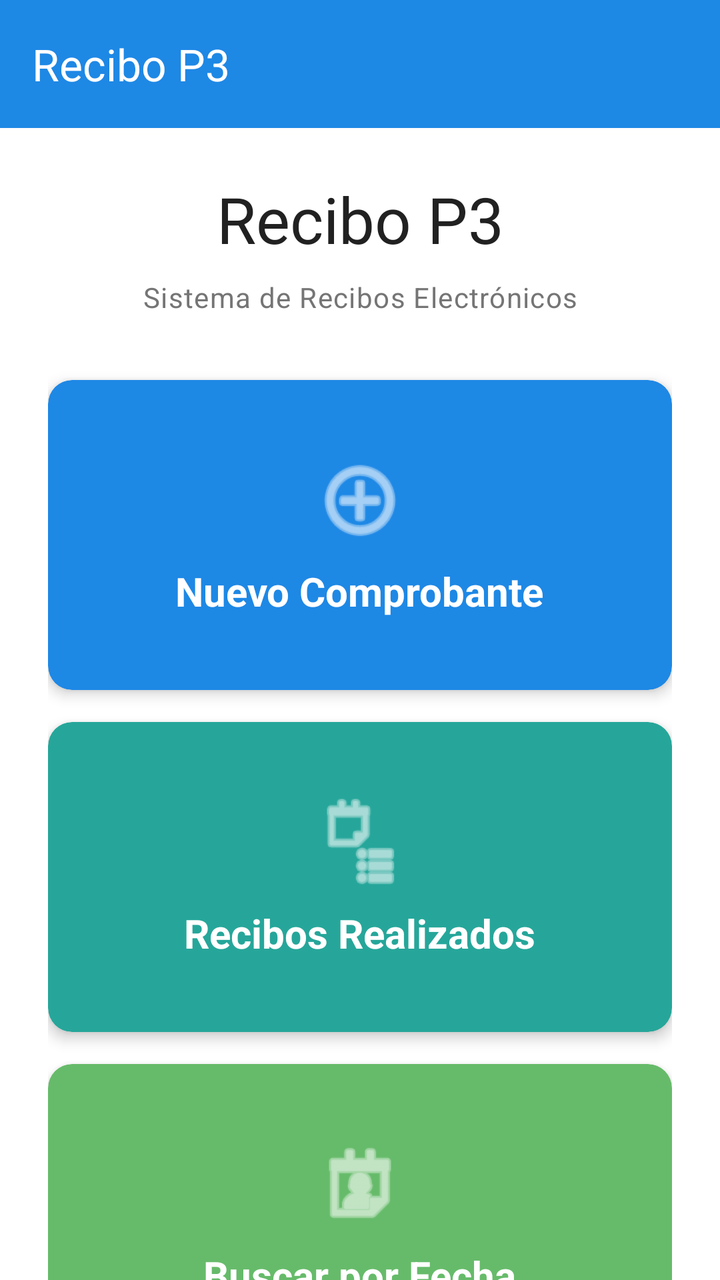
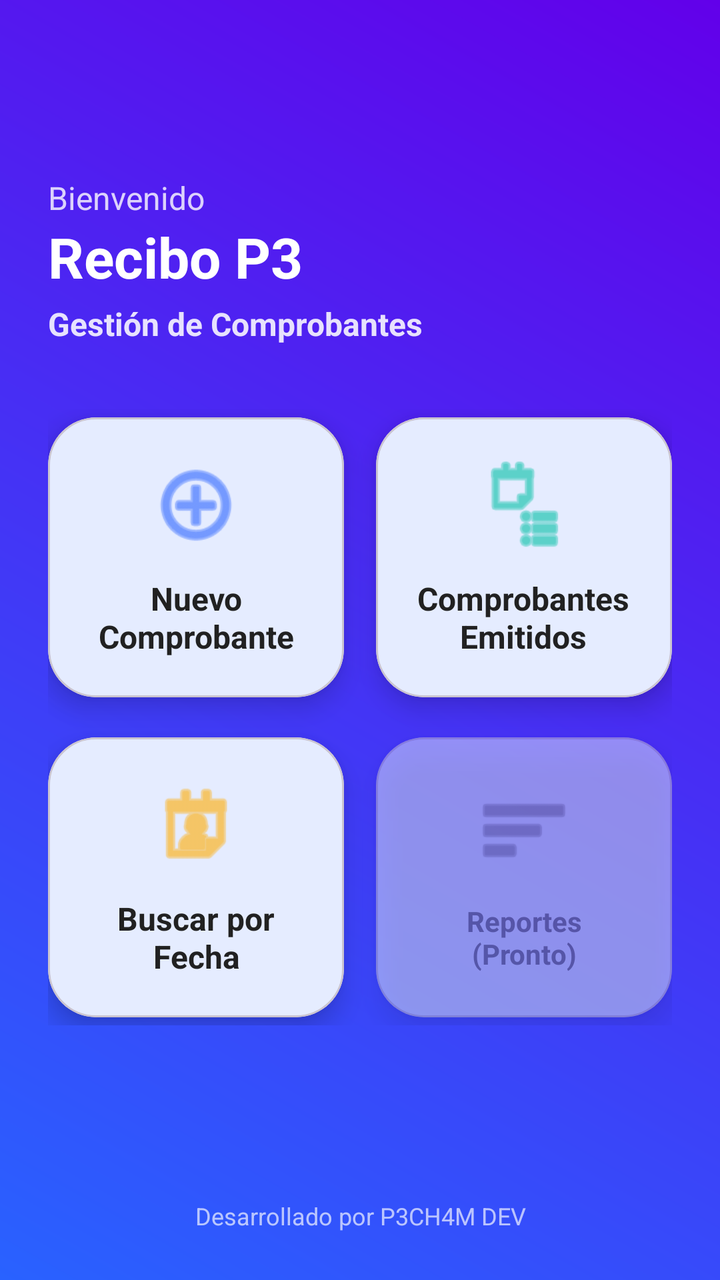

An Android layout rendered at two revisions. The XML below is the earlier revision; the diff shows what the commit changed to produce the second picture.
<!-- AndroidManifest.xml: application theme Theme.ReciboP3 -->
<!-- res/layout/activity_main.xml -->
<?xml version="1.0" encoding="utf-8"?>
<androidx.coordinatorlayout.widget.CoordinatorLayout
    xmlns:android="http://schemas.android.com/apk/res/android"
    xmlns:app="http://schemas.android.com/apk/res-auto"
    android:layout_width="match_parent"
    android:layout_height="match_parent"
    android:background="?attr/colorSurface">

    <com.google.android.material.appbar.AppBarLayout
        android:layout_width="match_parent"
        android:layout_height="wrap_content"
        style="@style/Widget.ReciboP3.AppBar">

        <com.google.android.material.appbar.MaterialToolbar
            android:id="@+id/toolbar"
            android:layout_width="match_parent"
            android:layout_height="?attr/actionBarSize"
            style="@style/Widget.ReciboP3.Toolbar"
            app:title="@string/app_name" />
    </com.google.android.material.appbar.AppBarLayout>

    <androidx.core.widget.NestedScrollView
        android:layout_width="match_parent"
        android:layout_height="match_parent"
        app:layout_behavior="@string/appbar_scrolling_view_behavior">

        <LinearLayout
            android:layout_width="match_parent"
            android:layout_height="wrap_content"
            android:orientation="vertical"
            android:padding="24dp">

            
            <TextView
                android:id="@+id/tvEmpresaNombre"
                android:layout_width="match_parent"
                android:layout_height="wrap_content"
                android:text="@string/app_name"
                android:textAppearance="@style/TextAppearance.ReciboP3.Headline1"
                android:textAlignment="center"
                android:layout_marginBottom="8dp" />

            <TextView
                android:layout_width="match_parent"
                android:layout_height="wrap_content"
                android:text="Sistema de Recibos Electrónicos"
                android:textAppearance="@style/TextAppearance.ReciboP3.Caption"
                android:textAlignment="center"
                android:layout_marginBottom="32dp" />

            
            <com.google.android.material.card.MaterialCardView
                android:id="@+id/cardNuevoRecibo"
                android:layout_width="match_parent"
                android:layout_height="wrap_content"
                style="@style/Widget.ReciboP3.Card"
                android:layout_marginBottom="16dp"
                android:clickable="true"
                android:focusable="true"
                app:cardBackgroundColor="@color/primary">

                <LinearLayout
                    android:layout_width="match_parent"
                    android:layout_height="wrap_content"
                    android:orientation="vertical"
                    android:padding="20dp"
                    android:gravity="center">

                    <ImageView
                        android:layout_width="48dp"
                        android:layout_height="48dp"
                        android:src="@android:drawable/ic_menu_add"
                        app:tint="@color/white"
                        android:layout_marginBottom="8dp" />

                    <TextView
                        android:layout_width="wrap_content"
                        android:layout_height="wrap_content"
                        android:text="@string/menu_nuevo_recibo"
                        android:textSize="20sp"
                        android:textColor="@color/white"
                        android:textStyle="bold" />
                </LinearLayout>
            </com.google.android.material.card.MaterialCardView>

            <com.google.android.material.card.MaterialCardView
                android:id="@+id/cardRecibosRealizados"
                android:layout_width="match_parent"
                android:layout_height="wrap_content"
                style="@style/Widget.ReciboP3.Card"
                android:layout_marginBottom="16dp"
                android:clickable="true"
                android:focusable="true"
                app:cardBackgroundColor="@color/secondary">

                <LinearLayout
                    android:layout_width="match_parent"
                    android:layout_height="wrap_content"
                    android:orientation="vertical"
                    android:padding="20dp"
                    android:gravity="center">

                    <ImageView
                        android:layout_width="48dp"
                        android:layout_height="48dp"
                        android:src="@android:drawable/ic_menu_agenda"
                        app:tint="@color/white"
                        android:layout_marginBottom="8dp" />

                    <TextView
                        android:layout_width="wrap_content"
                        android:layout_height="wrap_content"
                        android:text="@string/menu_recibos_realizados"
                        android:textSize="20sp"
                        android:textColor="@color/white"
                        android:textStyle="bold" />
                </LinearLayout>
            </com.google.android.material.card.MaterialCardView>

            <com.google.android.material.card.MaterialCardView
                android:id="@+id/cardBuscarFecha"
                android:layout_width="match_parent"
                android:layout_height="wrap_content"
                style="@style/Widget.ReciboP3.Card"
                android:layout_marginBottom="16dp"
                android:clickable="true"
                android:focusable="true"
                app:cardBackgroundColor="@color/accent">

                <LinearLayout
                    android:layout_width="match_parent"
                    android:layout_height="wrap_content"
                    android:orientation="vertical"
                    android:padding="20dp"
                    android:gravity="center">

                    <ImageView
                        android:layout_width="48dp"
                        android:layout_height="48dp"
                        android:src="@android:drawable/ic_menu_my_calendar"
                        app:tint="@color/white"
                        android:layout_marginBottom="8dp" />

                    <TextView
                        android:layout_width="wrap_content"
                        android:layout_height="wrap_content"
                        android:text="@string/menu_buscar_fecha"
                        android:textSize="20sp"
                        android:textColor="@color/white"
                        android:textStyle="bold" />
                </LinearLayout>
            </com.google.android.material.card.MaterialCardView>

            <com.google.android.material.card.MaterialCardView
                android:id="@+id/cardAjustes"
                android:layout_width="match_parent"
                android:layout_height="wrap_content"
                style="@style/Widget.ReciboP3.Card"
                android:clickable="true"
                android:focusable="true">

                <LinearLayout
                    android:layout_width="match_parent"
                    android:layout_height="wrap_content"
                    android:orientation="vertical"
                    android:padding="20dp"
                    android:gravity="center">

                    <ImageView
                        android:layout_width="48dp"
                        android:layout_height="48dp"
                        android:src="@android:drawable/ic_menu_manage"
                        app:tint="@color/primary"
                        android:layout_marginBottom="8dp" />

                    <TextView
                        android:layout_width="wrap_content"
                        android:layout_height="wrap_content"
                        android:text="@string/menu_ajustes"
                        android:textSize="20sp"
                        android:textColor="@color/text_primary"
                        android:textStyle="bold" />
                </LinearLayout>
            </com.google.android.material.card.MaterialCardView>

            
            <TextView
                android:layout_width="match_parent"
                android:layout_height="wrap_content"
                android:text="Desarrollado por P3CH4M DEV"
                android:textSize="10sp"
                android:textColor="@color/text_secondary"
                android:gravity="center"
                android:layout_marginTop="24dp"
                android:layout_marginBottom="16dp"
                android:alpha="0.7" />

        </LinearLayout>
    </androidx.core.widget.NestedScrollView>

</androidx.coordinatorlayout.widget.CoordinatorLayout>
<!-- resources referenced by this layout -->
<resources>
  <color name="accent">#66BB6A</color>
  <color name="primary">#1E88E5</color>
  <color name="secondary">#26A69A</color>
  <color name="text_primary">#212121</color>
  <color name="text_secondary">#757575</color>
  <color name="white">#FFFFFF</color>
  <string name="app_name">Recibo P3</string>
  <string name="menu_ajustes">Ajustes de Empresa</string>
  <string name="menu_buscar_fecha">Buscar por Fecha</string>
  <string name="menu_nuevo_recibo">Nuevo Comprobante</string>
  <string name="menu_recibos_realizados">Recibos Realizados</string>
  <style name="TextAppearance.ReciboP3.Caption" parent="TextAppearance.Material3.BodySmall">
          <item name="android:textSize">14sp</item>
          <item name="android:textColor">@color/text_secondary</item>
      </style>
  <style name="TextAppearance.ReciboP3.Headline1" parent="TextAppearance.Material3.HeadlineLarge">
          <item name="android:textSize">32sp</item>
          <item name="android:textColor">@color/text_primary</item>
          <item name="android:fontFamily">sans-serif-medium</item>
      </style>
  <style name="Widget.ReciboP3.AppBar" parent="Widget.Material3.AppBarLayout">
          <item name="android:background">@color/primary</item>
          <item name="android:elevation">4dp</item>
      </style>
  <style name="Widget.ReciboP3.Card" parent="Widget.Material3.CardView.Elevated">
          <item name="cardCornerRadius">12dp</item>
          <item name="cardElevation">4dp</item>
          <item name="contentPadding">16dp</item>
      </style>
  <style name="Widget.ReciboP3.Toolbar" parent="Widget.Material3.Toolbar">
          <item name="titleTextColor">@color/white</item>
          <item name="android:background">@color/primary</item>
      </style>
  <style name="Theme.ReciboP3" parent="Theme.Material3.DayNight.NoActionBar">
          
          <item name="colorPrimary">@color/primary</item>
          <item name="colorPrimaryVariant">@color/primary_dark</item>
          <item name="colorOnPrimary">@color/on_primary</item>
          
          
          <item name="colorSecondary">@color/secondary</item>
          <item name="colorSecondaryVariant">@color/secondary_dark</item>
          <item name="colorOnSecondary">@color/on_secondary</item>
          
          
          <item name="android:colorBackground">@color/background</item>
          <item name="colorSurface">@color/surface</item>
          <item name="colorOnBackground">@color/on_background</item>
          <item name="colorOnSurface">@color/on_surface</item>
          
          
          <item name="colorError">@color/error</item>
          
          
          <item name="android:statusBarColor">@color/primary</item>
          <item name="android:windowLightStatusBar">false</item>
      </style>
  <color name="primary_dark">#1565C0</color>
  <color name="on_primary">#FFFFFF</color>
  <color name="secondary_dark">#00897B</color>
  <color name="on_secondary">#FFFFFF</color>
  <color name="background">#FFFFFF</color>
  <color name="surface">#FFFFFF</color>
  <color name="on_background">#212121</color>
  <color name="on_surface">#212121</color>
  <color name="error">#F44336</color>
</resources>

<!-- the commit's change to res/layout/activity_main.xml (unified diff, before → after) -->
@@ -2,200 +2,251 @@
 <androidx.coordinatorlayout.widget.CoordinatorLayout
     xmlns:android="http://schemas.android.com/apk/res/android"
     xmlns:app="http://schemas.android.com/apk/res-auto"
+    xmlns:tools="http://schemas.android.com/tools"
     android:layout_width="match_parent"
     android:layout_height="match_parent"
-    android:background="?attr/colorSurface">
+    android:background="@drawable/gradient_background">
 
     <com.google.android.material.appbar.AppBarLayout
         android:layout_width="match_parent"
         android:layout_height="wrap_content"
-        style="@style/Widget.ReciboP3.AppBar">
+        android:background="@android:color/transparent"
+        app:elevation="0dp">
 
         <com.google.android.material.appbar.MaterialToolbar
             android:id="@+id/toolbar"
             android:layout_width="match_parent"
             android:layout_height="?attr/actionBarSize"
-            style="@style/Widget.ReciboP3.Toolbar"
-            app:title="@string/app_name" />
+            app:title=""
+            app:navigationIcon="@null"
+            android:background="@android:color/transparent" />
     </com.google.android.material.appbar.AppBarLayout>
 
     <androidx.core.widget.NestedScrollView
         android:layout_width="match_parent"
         android:layout_height="match_parent"
-        app:layout_behavior="@string/appbar_scrolling_view_behavior">
-
-        <LinearLayout
+        app:layout_behavior="@string/appbar_scrolling_view_behavior"
+        android:fillViewport="true">
+
+        <androidx.constraintlayout.widget.ConstraintLayout
             android:layout_width="match_parent"
             android:layout_height="wrap_content"
-            android:orientation="vertical"
             android:padding="24dp">
 
             
             <TextView
+                android:id="@+id/tvWelcome"
+                android:layout_width="match_parent"
+                android:layout_height="wrap_content"
+                android:text="Bienvenido"
+                android:textSize="16sp"
+                android:textColor="#CCFFFFFF"
+                app:layout_constraintTop_toTopOf="parent" />
+
+            <TextView
                 android:id="@+id/tvEmpresaNombre"
                 android:layout_width="match_parent"
                 android:layout_height="wrap_content"
                 android:text="@string/app_name"
-                android:textAppearance="@style/TextAppearance.ReciboP3.Headline1"
-                android:textAlignment="center"
-                android:layout_marginBottom="8dp" />
-
-            <TextView
-                android:layout_width="match_parent"
-                android:layout_height="wrap_content"
-                android:text="Sistema de Recibos Electrónicos"
-                android:textAppearance="@style/TextAppearance.ReciboP3.Caption"
-                android:textAlignment="center"
+                android:textSize="28sp"
+                android:textStyle="bold"
+                android:textColor="@color/white"
+                app:layout_constraintTop_toBottomOf="@id/tvWelcome"
                 android:layout_marginBottom="32dp" />
 
+            <TextView
+                android:id="@+id/tvSubtitle"
+                android:layout_width="match_parent"
+                android:layout_height="wrap_content"
+                android:text="Gestión de Comprobantes"
+                android:textSize="16sp"
+                android:textStyle="bold"
+                android:textColor="#DDFFFFFF"
+                android:layout_marginTop="4dp"
+                app:layout_constraintTop_toBottomOf="@id/tvEmpresaNombre" />
+
             
-            <com.google.android.material.card.MaterialCardView
-                android:id="@+id/cardNuevoRecibo"
-                android:layout_width="match_parent"
-                android:layout_height="wrap_content"
-                style="@style/Widget.ReciboP3.Card"
-                android:layout_marginBottom="16dp"
-                android:clickable="true"
-                android:focusable="true"
-                app:cardBackgroundColor="@color/primary">
-
-                <LinearLayout
-                    android:layout_width="match_parent"
-                    android:layout_height="wrap_content"
-                    android:orientation="vertical"
-                    android:padding="20dp"
-                    android:gravity="center">
-
-                    <ImageView
-                        android:layout_width="48dp"
-                        android:layout_height="48dp"
-                        android:src="@android:drawable/ic_menu_add"
-                        app:tint="@color/white"
-                        android:layout_marginBottom="8dp" />
-
-                    <TextView
-                        android:layout_width="wrap_content"
-                        android:layout_height="wrap_content"
-                        android:text="@string/menu_nuevo_recibo"
-                        android:textSize="20sp"
-                        android:textColor="@color/white"
-                        android:textStyle="bold" />
-                </LinearLayout>
-            </com.google.android.material.card.MaterialCardView>
-
-            <com.google.android.material.card.MaterialCardView
-                android:id="@+id/cardRecibosRealizados"
-                android:layout_width="match_parent"
-                android:layout_height="wrap_content"
-                style="@style/Widget.ReciboP3.Card"
-                android:layout_marginBottom="16dp"
-                android:clickable="true"
-                android:focusable="true"
-                app:cardBackgroundColor="@color/secondary">
-
-                <LinearLayout
-                    android:layout_width="match_parent"
-                    android:layout_height="wrap_content"
-                    android:orientation="vertical"
-                    android:padding="20dp"
-                    android:gravity="center">
-
-                    <ImageView
-                        android:layout_width="48dp"
-                        android:layout_height="48dp"
-                        android:src="@android:drawable/ic_menu_agenda"
-                        app:tint="@color/white"
-                        android:layout_marginBottom="8dp" />
-
-                    <TextView
-                        android:layout_width="wrap_content"
-                        android:layout_height="wrap_content"
-                        android:text="@string/menu_recibos_realizados"
-                        android:textSize="20sp"
-                        android:textColor="@color/white"
-                        android:textStyle="bold" />
-                </LinearLayout>
-            </com.google.android.material.card.MaterialCardView>
-
-            <com.google.android.material.card.MaterialCardView
-                android:id="@+id/cardBuscarFecha"
-                android:layout_width="match_parent"
-                android:layout_height="wrap_content"
-                style="@style/Widget.ReciboP3.Card"
-                android:layout_marginBottom="16dp"
-                android:clickable="true"
-                android:focusable="true"
-                app:cardBackgroundColor="@color/accent">
-
-                <LinearLayout
-                    android:layout_width="match_parent"
-                    android:layout_height="wrap_content"
-                    android:orientation="vertical"
-                    android:padding="20dp"
-                    android:gravity="center">
-
-                    <ImageView
-                        android:layout_width="48dp"
-                        android:layout_height="48dp"
-                        android:src="@android:drawable/ic_menu_my_calendar"
-                        app:tint="@color/white"
-                        android:layout_marginBottom="8dp" />
-
-                    <TextView
-                        android:layout_width="wrap_content"
-                        android:layout_height="wrap_content"
-                        android:text="@string/menu_buscar_fecha"
-                        android:textSize="20sp"
-                        android:textColor="@color/white"
-                        android:textStyle="bold" />
-                </LinearLayout>
-            </com.google.android.material.card.MaterialCardView>
-
-            <com.google.android.material.card.MaterialCardView
-                android:id="@+id/cardAjustes"
-                android:layout_width="match_parent"
-                android:layout_height="wrap_content"
-                style="@style/Widget.ReciboP3.Card"
-                android:clickable="true"
-                android:focusable="true">
-
-                <LinearLayout
-                    android:layout_width="match_parent"
-                    android:layout_height="wrap_content"
-                    android:orientation="vertical"
-                    android:padding="20dp"
-                    android:gravity="center">
-
-                    <ImageView
-                        android:layout_width="48dp"
-                        android:layout_height="48dp"
-                        android:src="@android:drawable/ic_menu_manage"
-                        app:tint="@color/primary"
-                        android:layout_marginBottom="8dp" />
-
-                    <TextView
-                        android:layout_width="wrap_content"
-                        android:layout_height="wrap_content"
-                        android:text="@string/menu_ajustes"
-                        android:textSize="20sp"
-                        android:textColor="@color/text_primary"
-                        android:textStyle="bold" />
-                </LinearLayout>
-            </com.google.android.material.card.MaterialCardView>
+            <GridLayout
+                android:id="@+id/gridLayout"
+                android:layout_width="match_parent"
+                android:layout_height="wrap_content"
+                android:layout_marginTop="32dp"
+                android:columnCount="2"
+                android:rowCount="2"
+                android:useDefaultMargins="true"
+                android:alignmentMode="alignMargins"
+                app:layout_constraintTop_toBottomOf="@id/tvSubtitle">
+
+                
+                <com.google.android.material.card.MaterialCardView
+                    android:id="@+id/cardNuevoRecibo"
+                    android:layout_width="0dp"
+                    android:layout_height="140dp"
+                    android:layout_rowWeight="1"
+                    android:layout_columnWeight="1"
+                    android:layout_marginBottom="16dp"
+                    android:layout_marginEnd="8dp"
+                    app:cardCornerRadius="24dp"
+                    app:cardElevation="8dp"
+                    app:cardBackgroundColor="@color/white"
+                    android:clickable="true"
+                    android:focusable="true">
+
+                    <LinearLayout
+                        android:layout_width="match_parent"
+                        android:layout_height="match_parent"
+                        android:orientation="vertical"
+                        android:gravity="center"
+                        android:padding="16dp">
+
+                        <ImageView
+                            android:layout_width="48dp"
+                            android:layout_height="48dp"
+                            android:src="@android:drawable/ic_menu_add"
+                            app:tint="@color/primary"
+                            android:layout_marginBottom="12dp" />
+
+                        <TextView
+                            android:layout_width="wrap_content"
+                            android:layout_height="wrap_content"
+                            android:text="Nuevo\nComprobante"
+                            android:textAlignment="center"
+                            android:textColor="@color/text_primary"
+                            android:textStyle="bold"
+                            android:textSize="16sp" />
+                    </LinearLayout>
+                </com.google.android.material.card.MaterialCardView>
+
+                
+                <com.google.android.material.card.MaterialCardView
+                    android:id="@+id/cardRecibosRealizados"
+                    android:layout_width="0dp"
+                    android:layout_height="140dp"
+                    android:layout_rowWeight="1"
+                    android:layout_columnWeight="1"
+                    android:layout_marginBottom="16dp"
+                    android:layout_marginStart="8dp"
+                    app:cardCornerRadius="24dp"
+                    app:cardElevation="8dp"
+                    app:cardBackgroundColor="@color/white"
+                    android:clickable="true"
+                    android:focusable="true">
+
+                    <LinearLayout
+                        android:layout_width="match_parent"
+                        android:layout_height="match_parent"
+                        android:orientation="vertical"
+                        android:gravity="center"
+                        android:padding="16dp">
+
+                        <ImageView
+                            android:layout_width="48dp"
+                            android:layout_height="48dp"
+                            android:src="@android:drawable/ic_menu_agenda"
+                            app:tint="@color/secondary"
+                            android:layout_marginBottom="12dp" />
+
+                        <TextView
+                            android:layout_width="wrap_content"
+                            android:layout_height="wrap_content"
+                            android:text="Comprobantes\nEmitidos"
+                            android:textAlignment="center"
+                            android:textColor="@color/text_primary"
+                            android:textStyle="bold"
+                            android:textSize="16sp" />
+                    </LinearLayout>
+                </com.google.android.material.card.MaterialCardView>
+
+                
+                <com.google.android.material.card.MaterialCardView
+                    android:id="@+id/cardBuscarFecha"
+                    android:layout_width="0dp"
+                    android:layout_height="140dp"
+                    android:layout_rowWeight="1"
+                    android:layout_columnWeight="1"
+                    android:layout_marginEnd="8dp"
+                    app:cardCornerRadius="24dp"
+                    app:cardElevation="8dp"
+                    app:cardBackgroundColor="@color/white"
+                    android:clickable="true"
+                    android:focusable="true">
+
+                    <LinearLayout
+                        android:layout_width="match_parent"
+                        android:layout_height="match_parent"
+                        android:orientation="vertical"
+                        android:gravity="center"
+                        android:padding="16dp">
+
+                        <ImageView
+                            android:layout_width="48dp"
+                            android:layout_height="48dp"
+                            android:src="@android:drawable/ic_menu_my_calendar"
+                            app:tint="@color/accent"
+                            android:layout_marginBottom="12dp" />
+
+                        <TextView
+                            android:layout_width="wrap_content"
+                            android:layout_height="wrap_content"
+                            android:text="Buscar por\nFecha"
+                            android:textAlignment="center"
+                            android:textColor="@color/text_primary"
+                            android:textStyle="bold"
+                            android:textSize="16sp" />
+                    </LinearLayout>
+                </com.google.android.material.card.MaterialCardView>
+
+                
+                <com.google.android.material.card.MaterialCardView
+                    android:id="@+id/cardReportes"
+                    android:layout_width="0dp"
+                    android:layout_height="140dp"
+                    android:layout_rowWeight="1"
+                    android:layout_columnWeight="1"
+                    android:layout_marginStart="8dp"
+                    app:cardCornerRadius="24dp"
+                    app:cardElevation="8dp"
+                    app:cardBackgroundColor="@color/white"
+                    android:alpha="0.5">
+
+                    <LinearLayout
+                        android:layout_width="match_parent"
+                        android:layout_height="match_parent"
+                        android:orientation="vertical"
+                        android:gravity="center"
+                        android:padding="16dp">
+
+                        <ImageView
+                            android:layout_width="48dp"
+                            android:layout_height="48dp"
+                            android:src="@android:drawable/ic_menu_sort_by_size"
+                            app:tint="@color/text_secondary"
+                            android:layout_marginBottom="12dp" />
+
+                        <TextView
+                            android:layout_width="wrap_content"
+                            android:layout_height="wrap_content"
+                            android:text="Reportes\n(Pronto)"
+                            android:textAlignment="center"
+                            android:textColor="@color/text_secondary"
+                            android:textStyle="bold" />
+                    </LinearLayout>
+                </com.google.android.material.card.MaterialCardView>
+
+            </GridLayout>
 
             
             <TextView
                 android:layout_width="match_parent"
                 android:layout_height="wrap_content"
                 android:text="Desarrollado por P3CH4M DEV"
-                android:textSize="10sp"
-                android:textColor="@color/text_secondary"
+                android:textSize="12sp"
+                android:textColor="#AAFFFFFF"
                 android:gravity="center"
-                android:layout_marginTop="24dp"
-                android:layout_marginBottom="16dp"
-                android:alpha="0.7" />
-
-        </LinearLayout>
+                app:layout_constraintBottom_toBottomOf="parent"
+                android:layout_marginTop="32dp" />
+
+        </androidx.constraintlayout.widget.ConstraintLayout>
     </androidx.core.widget.NestedScrollView>
 
 </androidx.coordinatorlayout.widget.CoordinatorLayout>
<!-- resource entries referenced after the edit -->
@@ -1,38 +1,22 @@
 <!-- resources referenced by this layout -->
 <resources>
-  <color name="accent">#66BB6A</color>
-  <color name="primary">#1E88E5</color>
-  <color name="secondary">#26A69A</color>
+  <color name="accent">#FFAB00</color>
+  <color name="primary">#2962FF</color>
+  <color name="secondary">#00BFA5</color>
   <color name="text_primary">#212121</color>
   <color name="text_secondary">#757575</color>
   <color name="white">#FFFFFF</color>
+  <!-- drawable gradient_background (drawable) -->
+  <?xml version="1.0" encoding="utf-8"?>
+  <shape xmlns:android="http://schemas.android.com/apk/res/android"
+      android:shape="rectangle">
+      <gradient
+          android:angle="45"
+          android:startColor="@color/gradient_start"
+          android:endColor="@color/gradient_end"
+          android:type="linear" />
+  </shape>
   <string name="app_name">Recibo P3</string>
-  <string name="menu_ajustes">Ajustes de Empresa</string>
-  <string name="menu_buscar_fecha">Buscar por Fecha</string>
-  <string name="menu_nuevo_recibo">Nuevo Comprobante</string>
-  <string name="menu_recibos_realizados">Recibos Realizados</string>
-  <style name="TextAppearance.ReciboP3.Caption" parent="TextAppearance.Material3.BodySmall">
-          <item name="android:textSize">14sp</item>
-          <item name="android:textColor">@color/text_secondary</item>
-      </style>
-  <style name="TextAppearance.ReciboP3.Headline1" parent="TextAppearance.Material3.HeadlineLarge">
-          <item name="android:textSize">32sp</item>
-          <item name="android:textColor">@color/text_primary</item>
-          <item name="android:fontFamily">sans-serif-medium</item>
-      </style>
-  <style name="Widget.ReciboP3.AppBar" parent="Widget.Material3.AppBarLayout">
-          <item name="android:background">@color/primary</item>
-          <item name="android:elevation">4dp</item>
-      </style>
-  <style name="Widget.ReciboP3.Card" parent="Widget.Material3.CardView.Elevated">
-          <item name="cardCornerRadius">12dp</item>
-          <item name="cardElevation">4dp</item>
-          <item name="contentPadding">16dp</item>
-      </style>
-  <style name="Widget.ReciboP3.Toolbar" parent="Widget.Material3.Toolbar">
-          <item name="titleTextColor">@color/white</item>
-          <item name="android:background">@color/primary</item>
-      </style>
   <style name="Theme.ReciboP3" parent="Theme.Material3.DayNight.NoActionBar">
           
           <item name="colorPrimary">@color/primary</item>
@@ -57,14 +41,16 @@
           <item name="android:statusBarColor">@color/primary</item>
           <item name="android:windowLightStatusBar">false</item>
       </style>
-  <color name="primary_dark">#1565C0</color>
+  <color name="gradient_start">#2962FF</color>
+  <color name="gradient_end">#6200EA</color>
+  <color name="primary_dark">#0039CB</color>
   <color name="on_primary">#FFFFFF</color>
-  <color name="secondary_dark">#00897B</color>
+  <color name="secondary_dark">#008E76</color>
   <color name="on_secondary">#FFFFFF</color>
-  <color name="background">#FFFFFF</color>
+  <color name="background">#F5F7FA</color>
   <color name="surface">#FFFFFF</color>
-  <color name="on_background">#212121</color>
-  <color name="on_surface">#212121</color>
-  <color name="error">#F44336</color>
+  <color name="on_background">#1A237E</color>
+  <color name="on_surface">#263238</color>
+  <color name="error">#D50000</color>
 </resources>
 
